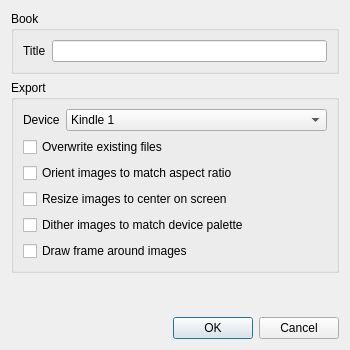
This is mangle/resources/ui/options.ui in FooSoft/mangle as Qt 5 draws it before an edit. The edited form follows.
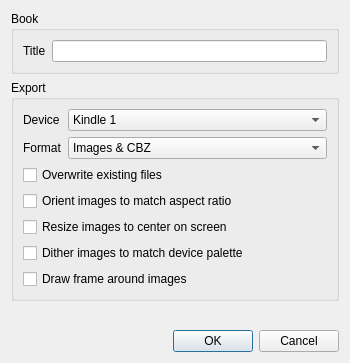
This is the edited form.

What changed in the file:
```diff
--- a/mangle/resources/ui/options.ui
+++ b/mangle/resources/ui/options.ui
@@ -7,7 +7,7 @@
     <x>0</x>
     <y>0</y>
     <width>350</width>
-    <height>350</height>
+    <height>363</height>
    </rect>
   </property>
   <property name="windowTitle">
@@ -44,6 +44,9 @@
      <layout class="QVBoxLayout" name="verticalLayout_2">
       <item>
        <layout class="QFormLayout" name="formLayout_2">
+        <property name="fieldGrowthPolicy">
+         <enum>QFormLayout::AllNonFixedFieldsGrow</enum>
+        </property>
         <item row="0" column="0">
          <widget class="QLabel" name="label_2">
           <property name="text">
@@ -80,6 +83,32 @@
           </item>
          </widget>
         </item>
+        <item row="1" column="0">
+         <widget class="QLabel" name="labelFormat">
+          <property name="text">
+           <string>Format</string>
+          </property>
+         </widget>
+        </item>
+        <item row="1" column="1">
+         <widget class="QComboBox" name="comboBoxFormat">
+          <item>
+           <property name="text">
+            <string>Images &amp; CBZ</string>
+           </property>
+          </item>
+          <item>
+           <property name="text">
+            <string>Images only</string>
+           </property>
+          </item>
+          <item>
+           <property name="text">
+            <string>CBZ only</string>
+           </property>
+          </item>
+         </widget>
+        </item>
        </layout>
       </item>
       <item>
```
